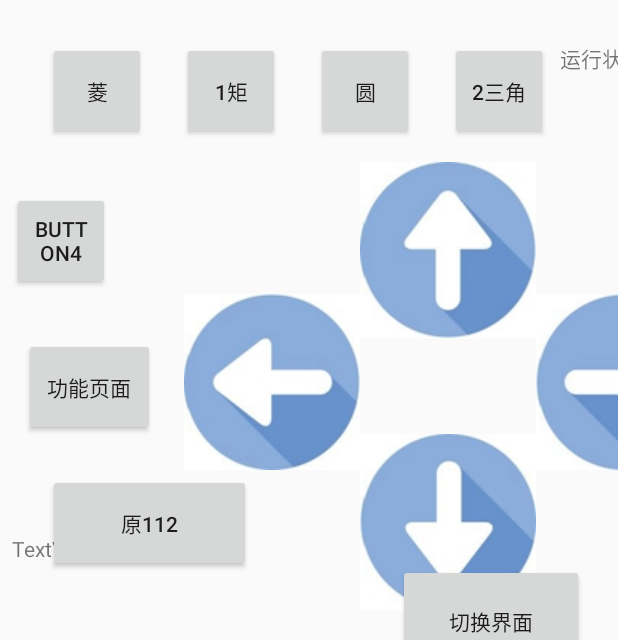
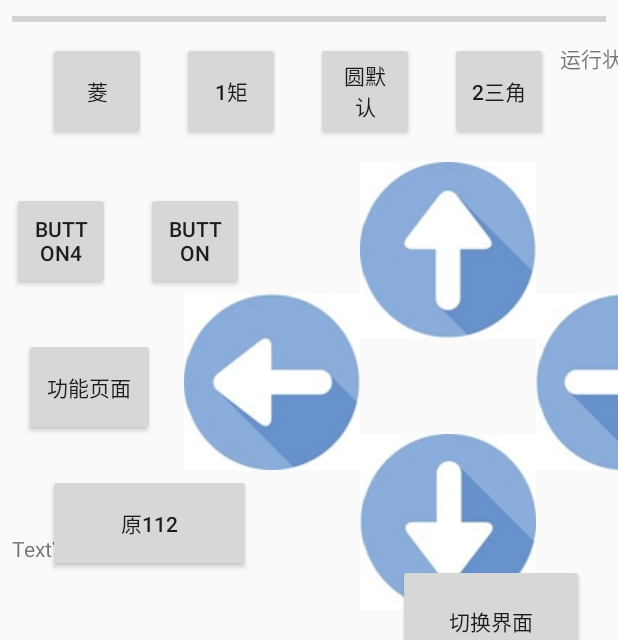
Before and after one commit to qtp1300/AS_OPENCV340_cemera.jar, an Android app: the screen it shows after launch (MainActivity), on a phone screen of 412 x 824 dp, the part 596-1236 px from its top. Run offline under Robolectric (Android 15) with nearby library versions, the phone set to English and light mode, and no system bars; libraries missing offline, so code that uses them is left out: com.bkrcl.control_car_video, com.googlecode.tesseract; 5 statements that could not run were skipped.

Commit message:
18.4.3(第六次同步)能正常运行，正常连接摄像头，二维码可以识别，车牌图形写死（4.2号日期加错了） 一、增加摄像头调用时的延时，演的更像；准备修复摩斯解码不能多次解密，在运行前清除上次数据。 二、准备添加几个按键作用，分别对应不同赛题。 三、新的流程，还没有测试能不能用，按键还没有添加。 四、停止按键起作用，直接将while循环置否，待测试，下面加按键 五、新的流程可用，已经添加不同图形按键，新增一个小的显示窗口显示线程运行状态，停止键未测试，摩斯电码可以多次调用了。 六、添加进度条，每个步骤后进度条都移动。

```diff
--- a/app/src/main/res/layout/activity_main.xml
+++ b/app/src/main/res/layout/activity_main.xml
@@ -122,7 +122,7 @@
         android:id="@+id/btn_moni2"
         android:layout_width="135dp"
         android:layout_height="65dp"
-        android:layout_marginStart="376dp"
+        android:layout_marginStart="360dp"
         android:text="模拟二"
         app:layout_constraintStart_toEndOf="@+id/button4"
         app:layout_constraintTop_toTopOf="@+id/button4" />
@@ -151,7 +151,7 @@
         android:layout_width="65dp"
         android:layout_height="65dp"
         android:layout_marginStart="24dp"
-        android:text="圆"
+        android:text="圆默认"
         app:layout_constraintStart_toEndOf="@+id/juxing"
         app:layout_constraintTop_toTopOf="@+id/juxing" />
 
@@ -182,4 +182,24 @@
         app:layout_constraintStart_toEndOf="@+id/sanjiaoxing"
         app:layout_constraintTop_toTopOf="@+id/sanjiaoxing" />
 
+    <Button
+        android:id="@+id/button5"
+        android:layout_width="65dp"
+        android:layout_height="65dp"
+        android:layout_marginStart="24dp"
+        android:text="Button"
+        app:layout_constraintStart_toEndOf="@+id/button4"
+        app:layout_constraintTop_toTopOf="@+id/button4" />
+
+    <ProgressBar
+        android:id="@+id/progressBar"
+        style="?android:attr/progressBarStyleHorizontal"
+        android:layout_width="0dp"
+        android:layout_height="26dp"
+        android:layout_marginEnd="8dp"
+        android:layout_marginStart="8dp"
+        app:layout_constraintEnd_toEndOf="parent"
+        app:layout_constraintStart_toStartOf="parent"
+        app:layout_constraintTop_toBottomOf="@+id/cemera_preview" />
+
 </android.support.constraint.ConstraintLayout>
```
Also changed, not shown: app/src/main/java/com/qtp000/a03cemera_preview/MainActivity.java (+56 -3 lines), app/src/main/java/com/qtp000/a03cemera_preview/Socket_connect.java (+15 -0 lines).
